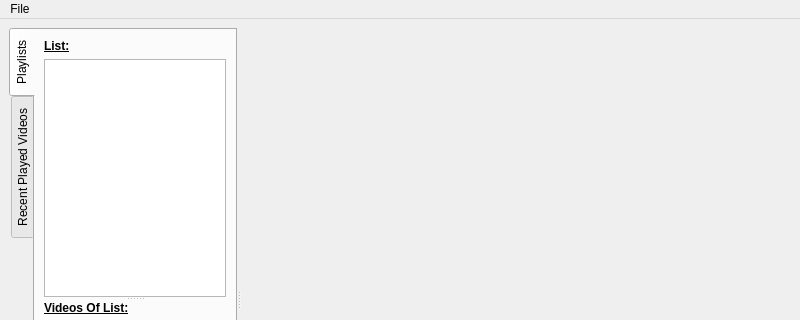
Before: the Qt Designer form mainwindow.ui in Borwe/PlayListPlayer, drawn with Qt 5; both pictures show x 0 to 800 and y 0 to 320 of the 800 by 600 pixel window.
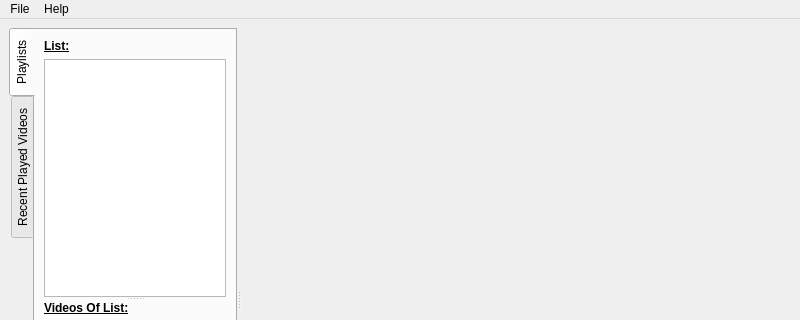
After: the same form once the commit is applied. The open tabs and pages were chosen to show the change.

Commit message: Update UI and Cmake with graphml

Patch:
```diff
--- a/mainwindow.ui
+++ b/mainwindow.ui
@@ -114,7 +114,7 @@
      <x>0</x>
      <y>0</y>
      <width>800</width>
-     <height>22</height>
+     <height>21</height>
     </rect>
    </property>
    <widget class="QMenu" name="menuFile">
@@ -123,7 +123,16 @@
     </property>
     <addaction name="actionExit"/>
    </widget>
+   <widget class="QMenu" name="menuHelp">
+    <property name="title">
+     <string>Help</string>
+    </property>
+    <addaction name="actionDocs"/>
+    <addaction name="separator"/>
+    <addaction name="actionAbout"/>
+   </widget>
    <addaction name="menuFile"/>
+   <addaction name="menuHelp"/>
   </widget>
   <widget class="QStatusBar" name="statusbar"/>
   <action name="actionExit">
```
Left out of the diff: 43 changed lines with no effect on the pictures. The commit also changes 6 other files.
